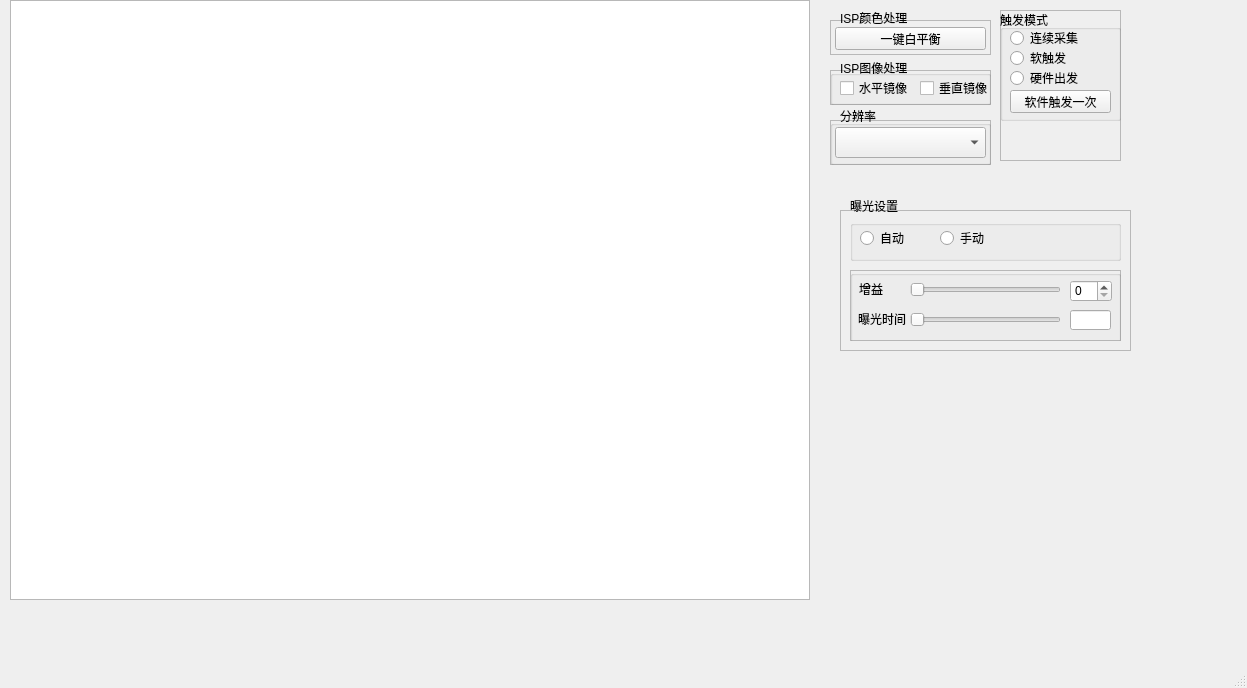
Before: the Qt Designer form QtCamUse2/QtCamUse.ui in sykzhong/QtCamUse, drawn with Qt 5.
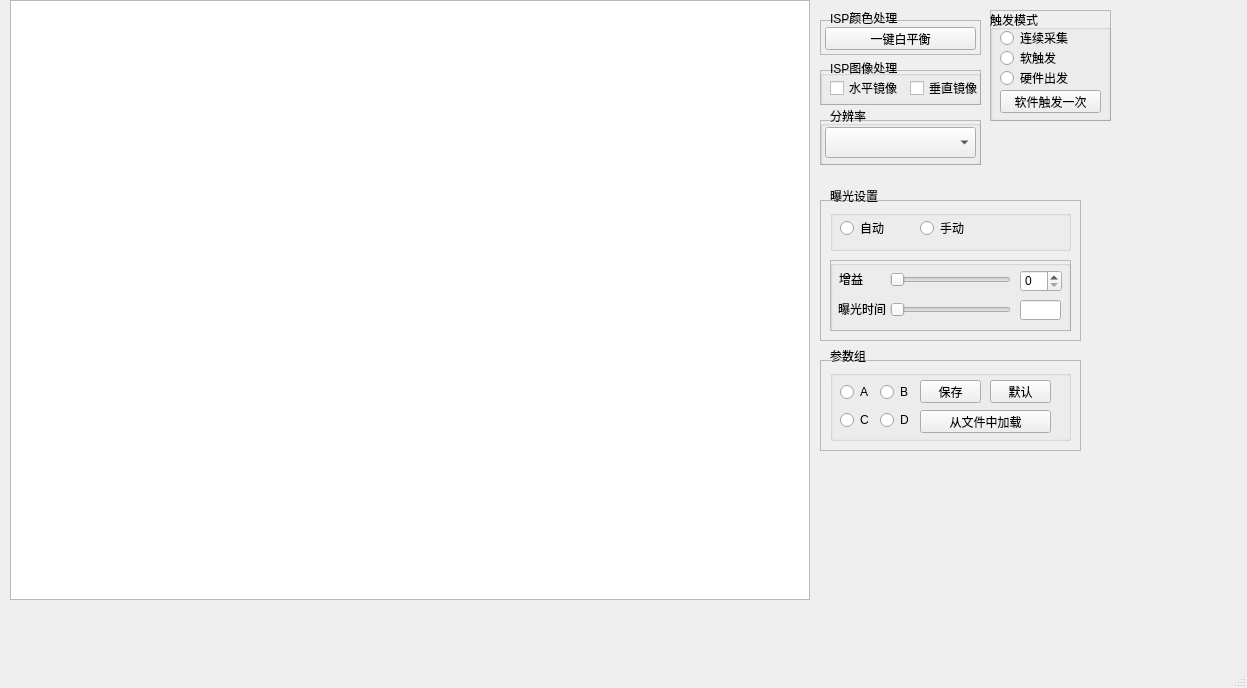
After: the same form once the commit is applied.

Commit message: 实现一键白平衡与设置参数的保存与加载

Patch:
```diff
--- a/QtCamUse2/QtCamUse.ui
+++ b/QtCamUse2/QtCamUse.ui
@@ -27,7 +27,7 @@
    <widget class="QFrame" name="res_frame">
     <property name="geometry">
      <rect>
-      <x>830</x>
+      <x>820</x>
       <y>120</y>
       <width>161</width>
       <height>45</height>
@@ -66,7 +66,7 @@
    <widget class="QLabel" name="label_25">
     <property name="geometry">
      <rect>
-      <x>840</x>
+      <x>830</x>
       <y>110</y>
       <width>54</width>
       <height>12</height>
@@ -79,10 +79,10 @@
    <widget class="QFrame" name="trigger_fram">
     <property name="geometry">
      <rect>
-      <x>1000</x>
+      <x>990</x>
       <y>10</y>
       <width>121</width>
-      <height>151</height>
+      <height>111</height>
      </rect>
     </property>
     <property name="frameShape">
@@ -160,9 +160,9 @@
    <widget class="QFrame" name="exp_frame">
     <property name="geometry">
      <rect>
-      <x>840</x>
-      <y>210</y>
-      <width>291</width>
+      <x>820</x>
+      <y>200</y>
+      <width>261</width>
       <height>141</height>
      </rect>
     </property>
@@ -177,7 +177,7 @@
       <rect>
        <x>10</x>
        <y>10</y>
-       <width>271</width>
+       <width>241</width>
        <height>41</height>
       </rect>
      </property>
@@ -216,7 +216,7 @@
       <rect>
        <x>10</x>
        <y>60</y>
-       <width>271</width>
+       <width>241</width>
        <height>71</height>
       </rect>
      </property>
@@ -231,7 +231,7 @@
        <rect>
         <x>0</x>
         <y>0</y>
-        <width>271</width>
+        <width>241</width>
         <height>81</height>
        </rect>
       </property>
@@ -243,7 +243,7 @@
         <rect>
          <x>60</x>
          <y>10</y>
-         <width>151</width>
+         <width>121</width>
          <height>19</height>
         </rect>
        </property>
@@ -267,7 +267,7 @@
       <widget class="QSpinBox" name="spinBox_gain">
        <property name="geometry">
         <rect>
-         <x>220</x>
+         <x>190</x>
          <y>10</y>
          <width>42</width>
          <height>22</height>
@@ -292,7 +292,7 @@
         <rect>
          <x>60</x>
          <y>40</y>
-         <width>151</width>
+         <width>121</width>
          <height>19</height>
         </rect>
        </property>
@@ -303,7 +303,7 @@
       <widget class="QLineEdit" name="lineEdit_exposure_time">
        <property name="geometry">
         <rect>
-         <x>220</x>
+         <x>190</x>
          <y>40</y>
          <width>41</width>
          <height>20</height>
@@ -316,8 +316,8 @@
    <widget class="QLabel" name="label">
     <property name="geometry">
      <rect>
-      <x>850</x>
-      <y>200</y>
+      <x>830</x>
+      <y>190</y>
       <width>54</width>
       <height>12</height>
      </rect>
@@ -329,7 +329,7 @@
    <widget class="QFrame" name="wb_frame">
     <property name="geometry">
      <rect>
-      <x>830</x>
+      <x>820</x>
       <y>20</y>
       <width>161</width>
       <height>35</height>
@@ -358,7 +358,7 @@
    <widget class="QLabel" name="label_4">
     <property name="geometry">
      <rect>
-      <x>840</x>
+      <x>830</x>
       <y>10</y>
       <width>71</width>
       <height>16</height>
@@ -371,7 +371,7 @@
    <widget class="QFrame" name="isp_frame">
     <property name="geometry">
      <rect>
-      <x>830</x>
+      <x>820</x>
       <y>70</y>
       <width>161</width>
       <height>35</height>
@@ -426,7 +426,7 @@
    <widget class="QLabel" name="label_5">
     <property name="geometry">
      <rect>
-      <x>840</x>
+      <x>830</x>
       <y>60</y>
       <width>71</width>
       <height>16</height>
@@ -436,6 +436,139 @@
      <string>ISP图像处理</string>
     </property>
    </widget>
+   <widget class="QFrame" name="para_frame">
+    <property name="geometry">
+     <rect>
+      <x>820</x>
+      <y>360</y>
+      <width>261</width>
+      <height>91</height>
+     </rect>
+    </property>
+    <property name="frameShape">
+     <enum>QFrame::StyledPanel</enum>
+    </property>
+    <property name="frameShadow">
+     <enum>QFrame::Raised</enum>
+    </property>
+    <widget class="QGroupBox" name="groupBox_5">
+     <property name="geometry">
+      <rect>
+       <x>10</x>
+       <y>10</y>
+       <width>241</width>
+       <height>71</height>
+      </rect>
+     </property>
+     <property name="title">
+      <string/>
+     </property>
+     <widget class="QRadioButton" name="radioButton_para_A">
+      <property name="geometry">
+       <rect>
+        <x>10</x>
+        <y>14</y>
+        <width>31</width>
+        <height>16</height>
+       </rect>
+      </property>
+      <property name="text">
+       <string>A</string>
+      </property>
+     </widget>
+     <widget class="QRadioButton" name="radioButton_para_B">
+      <property name="geometry">
+       <rect>
+        <x>50</x>
+        <y>14</y>
+        <width>31</width>
+        <height>16</height>
+       </rect>
+      </property>
+      <property name="text">
+       <string>B</string>
+      </property>
+     </widget>
+     <widget class="QRadioButton" name="radioButton_para_C">
+      <property name="geometry">
+       <rect>
+        <x>10</x>
+        <y>42</y>
+        <width>31</width>
+        <height>16</height>
+       </rect>
+      </property>
+      <property name="text">
+       <string>C</string>
+      </property>
+     </widget>
+     <widget class="QRadioButton" name="radioButton_para_D">
+      <property name="geometry">
+       <rect>
+        <x>50</x>
+        <y>40</y>
+        <width>31</width>
+        <height>20</height>
+       </rect>
+      </property>
+      <property name="text">
+       <string>D</string>
+      </property>
+     </widget>
+     <widget class="QPushButton" name="pushButton_para_save">
+      <property name="geometry">
+       <rect>
+        <x>90</x>
+        <y>10</y>
+        <width>61</width>
+        <height>23</height>
+       </rect>
+      </property>
+      <property name="text">
+       <string>保存</string>
+      </property>
+     </widget>
+     <widget class="QPushButton" name="pushButton_para_default">
+      <property name="geometry">
+       <rect>
+        <x>160</x>
+        <y>10</y>
+        <width>61</width>
+        <height>23</height>
+       </rect>
+      </property>
+      <property name="text">
+       <string>默认</string>
+      </property>
+     </widget>
+     <widget class="QPushButton" name="pushButton_para_load">
+      <property name="geometry">
+       <rect>
+        <x>90</x>
+        <y>40</y>
+        <width>131</width>
+        <height>23</height>
+       </rect>
+      </property>
+      <property name="text">
+       <string>从文件中加载</string>
+      </property>
+     </widget>
+    </widget>
+   </widget>
+   <widget class="QLabel" name="label_6">
+    <property name="geometry">
+     <rect>
+      <x>830</x>
+      <y>350</y>
+      <width>54</width>
+      <height>12</height>
+     </rect>
+    </property>
+    <property name="text">
+     <string>参数组</string>
+    </property>
+   </widget>
   </widget>
   <widget class="QStatusBar" name="statusBar"/>
  </widget>
```
The commit also changes 9 other files.
